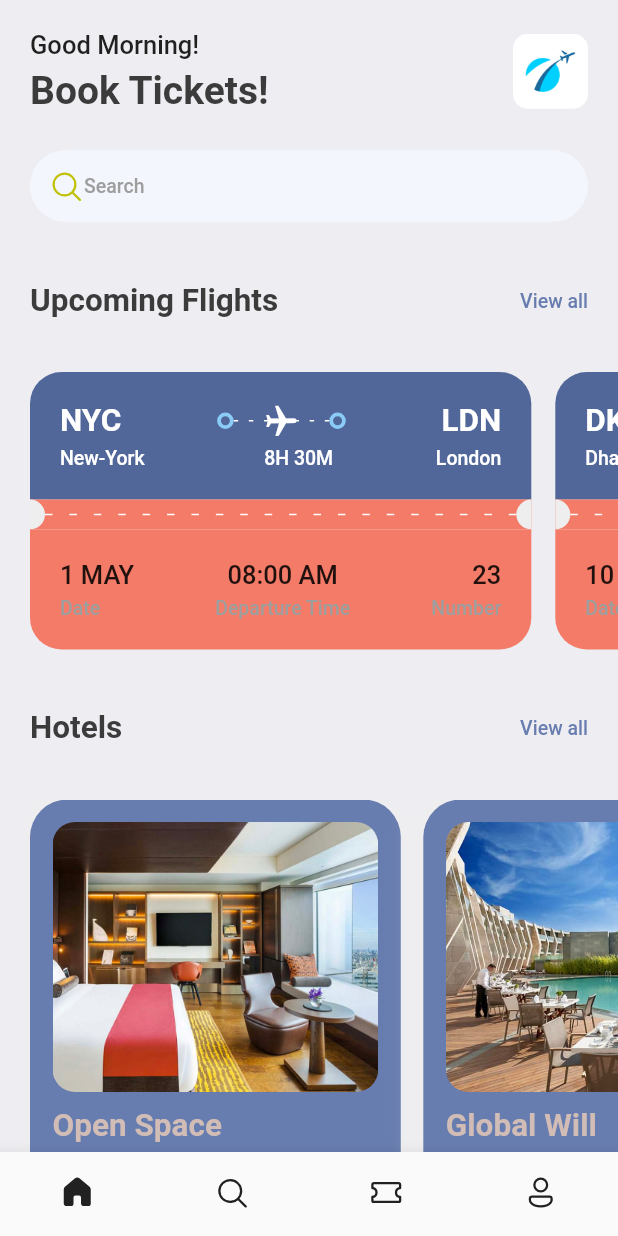
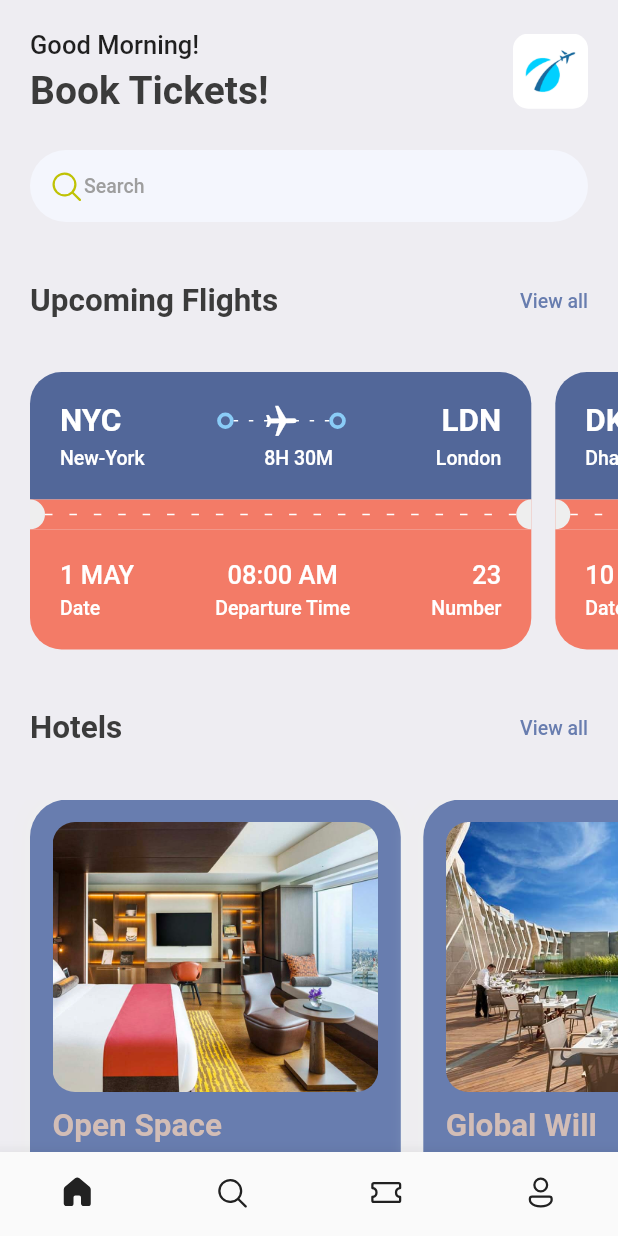
Before and after one commit to shivxsh/Book_Tickets, a Flutter app: the screen it shows after launch, on a phone screen of 412 x 824 dp. Run offline on Flutter 3.47's test engine with Material 2 defaults, Android fonts, the phone set to English and light mode, and no system bars; our stand-ins replace barcode_widget, fluentui_icons, gap, get.

Commit message:
Completed implementation of view ticket screen.

```diff
--- a/lib/screens/ticket_view.dart
+++ b/lib/screens/ticket_view.dart
@@ -12,7 +12,7 @@ class TicketView extends StatelessWidget {
   final Map<String, dynamic> ticket;
   final bool? isColor; //initially set to null. If its true, change the color else dont change the color.
   //Introduced for ticket screen.
-  const TicketView({Key? key, required this.ticket, required this.isColor}) : super(key: key);
+  const TicketView({Key? key, required this.ticket, this.isColor}) : super(key: key);
 
   @override
   Widget build(BuildContext context) {
@@ -144,13 +144,13 @@ class TicketView extends StatelessWidget {
                   Row(
                     mainAxisAlignment: MainAxisAlignment.spaceBetween,
                     children: [
-                      AppColumnLayout(firstText: ticket['date'], secondText: "Date", alignment:CrossAxisAlignment.start, isColor:false),
+                      AppColumnLayout(firstText: ticket['date'], secondText: "Date", alignment:CrossAxisAlignment.start, isColor:isColor),
                       //First column contents inside of the orange ticket part.
 
-                      AppColumnLayout(firstText: ticket['departure_time'], secondText: "Departure Time", alignment:CrossAxisAlignment.center, isColor:false),
+                      AppColumnLayout(firstText: ticket['departure_time'], secondText: "Departure Time", alignment:CrossAxisAlignment.center, isColor:isColor),
                       //Second column contents at the center of the orange ticket part.
 
-                      AppColumnLayout(firstText: ticket["number"].toString(), secondText: "Number", alignment:CrossAxisAlignment.end, isColor:false),
+                      AppColumnLayout(firstText: ticket["number"].toString(), secondText: "Number", alignment:CrossAxisAlignment.end, isColor:isColor),
                       //Third column contents at the end of the orange ticket part.
                     ],
                   )
--- a/lib/utils/column_layout.dart
+++ b/lib/utils/column_layout.dart
@@ -1,7 +1,6 @@
 import 'package:flutter/material.dart';
 import 'package:gap/gap.dart';
 import 'app_layout.dart';
-
 import 'app_styles.dart';
 
 class AppColumnLayout extends StatelessWidget {
--- a/pubspec.yaml
+++ b/pubspec.yaml
@@ -52,6 +52,7 @@ dev_dependencies:
   # package. See that file for information about deactivating specific lint
   # rules and activating additional ones.
   flutter_lints: ^2.0.0
+  barcode_widget: ^2.0.2
 
 # For information on the generic Dart part of this file, see the
 # following page: https://dart.dev/tools/pub/pubspec
```
Also changed, not shown: lib/screens/ticket_screen.dart (+35 -3 lines), pubspec.lock.
